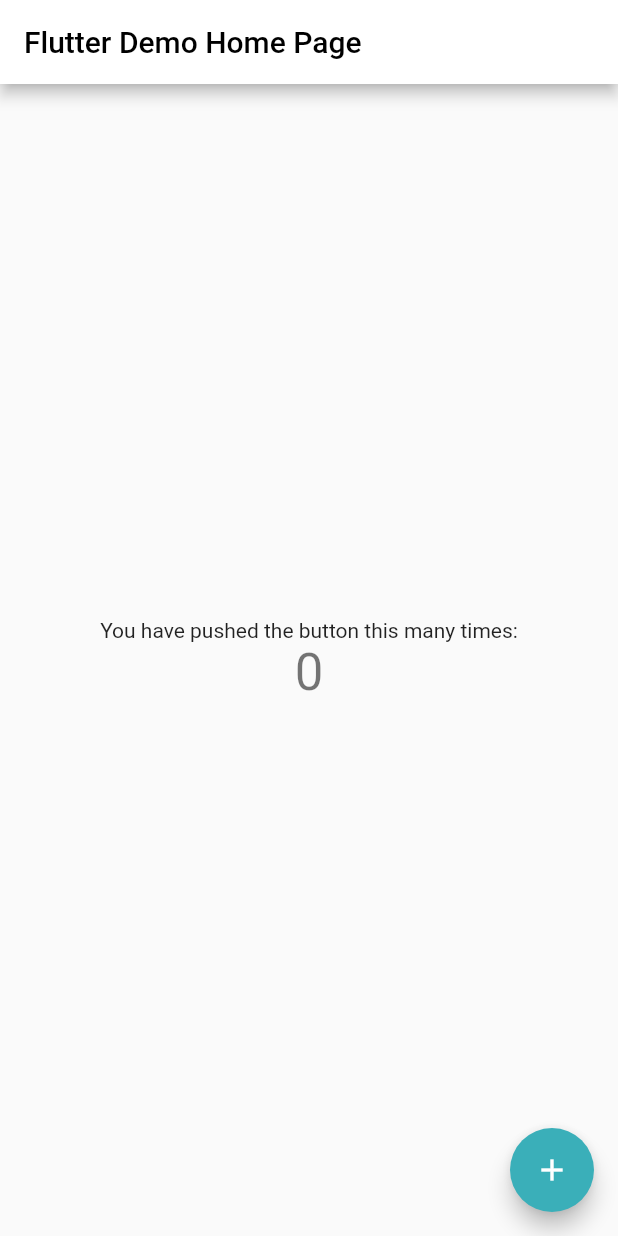
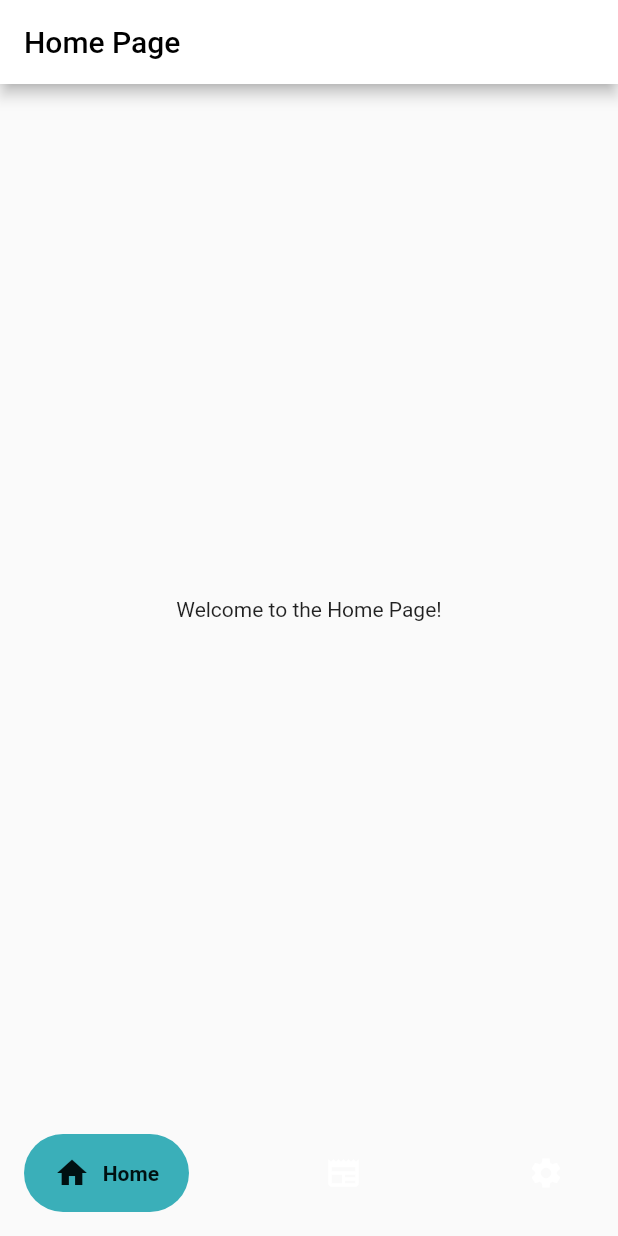
Before and after one commit to devbenjoff/news_app, a Flutter app: the screen it shows after launch, on a phone screen of 412 x 824 dp. Run offline on Flutter 3.47's test engine with Material 2 defaults, Android fonts, the phone set to English and light mode, and no system bars; drawn by our look-alikes of google_nav_bar; our stand-ins replace flutter_riverpod, go_router.

Commit message:
Inital router configuration + bottom navbar setup

```diff
--- /dev/null
+++ b/lib/common/presentation/widgets/scaffold_with_nav_bar.dart
@@ -0,0 +1,45 @@
+import 'package:flutter/material.dart';
+import 'package:go_router/go_router.dart';
+import 'package:google_nav_bar/google_nav_bar.dart';
+import 'package:news_app/theme/app_colors.dart';
+
+class ScaffoldWithNavBar extends StatelessWidget {
+  const ScaffoldWithNavBar({
+    required this.navigationShell,
+    Key? key,
+  }) : super(key: key ?? const ValueKey<String>('ScaffoldWithNavBar'));
+
+  final StatefulNavigationShell navigationShell;
+
+  @override
+  Widget build(BuildContext context) {
+    return Scaffold(
+      body: navigationShell,
+      bottomNavigationBar: Padding(
+        padding: const EdgeInsets.only(bottom: 16.0, left: 16.0, right: 16.0),
+        child: GNav(
+          selectedIndex: navigationShell.currentIndex,
+          onTabChange: (value) => _onTap(context, value),
+          padding: const EdgeInsets.symmetric(horizontal: 20, vertical: 14),
+          duration: const Duration(milliseconds: 800),
+          gap: 8.5,
+          activeColor: AppColors.primaryColor,
+          color: AppColors.white,
+          tabBackgroundColor: AppColors.tertiary,
+          tabs: const [
+            GButton(icon: Icons.home, text: 'Home'),
+            GButton(icon: Icons.newspaper, text: 'Saved News'),
+            GButton(icon: Icons.settings, text: 'Settings'),
+          ],
+        ),
+      ),
+    );
+  }
+
+  void _onTap(BuildContext context, int index) {
+    navigationShell.goBranch(
+      index,
+      initialLocation: index == navigationShell.currentIndex,
+    );
+  }
+}
--- /dev/null
+++ b/lib/common/router/router.dart
@@ -0,0 +1,86 @@
+import 'package:flutter/material.dart';
+import 'package:go_router/go_router.dart';
+import 'package:flutter_riverpod/flutter_riverpod.dart';
+import 'package:news_app/common/presentation/widgets/scaffold_with_nav_bar.dart';
+import 'package:news_app/common/router/routes.dart';
+import 'package:news_app/features/home/home_page.dart';
+import 'package:news_app/features/saved_news/saved_news_page.dart';
+import 'package:news_app/features/settings/settings_page.dart';
+
+final GlobalKey<NavigatorState> _rootNavigatorKey =
+    GlobalKey<NavigatorState>(debugLabel: 'root');
+
+final routerProvider = Provider(
+  (ref) => GoRouter(
+    navigatorKey: _rootNavigatorKey,
+    initialLocation: AppRoutes.home,
+    routes: [
+      StatefulShellRoute.indexedStack(
+        builder: (context, state, navigationShell) =>
+            ScaffoldWithNavBar(navigationShell: navigationShell),
+        branches: [
+          StatefulShellBranch(
+            routes: [
+              GoRoute(
+                path: AppRoutes.home,
+                pageBuilder: (context, state) => CustomTransitionPage(
+                  key: state.pageKey,
+                  child: const HomePage(),
+                  transitionsBuilder:
+                      (context, animation, secondaryAnimation, child) {
+                    return FadeTransition(
+                      opacity: CurveTween(curve: Curves.easeInOutCirc)
+                          .animate(animation),
+                      child: child,
+                    );
+                  },
+                ),
+              ),
+            ],
+          ),
+          StatefulShellBranch(
+            routes: [
+              GoRoute(
+                path: AppRoutes.savedNews,
+                pageBuilder: (context, state) => CustomTransitionPage<void>(
+                  key: state.pageKey,
+                  child: const SavedNewsPage(),
+                  transitionDuration: const Duration(milliseconds: 150),
+                  transitionsBuilder: (BuildContext context,
+                      Animation<double> animation,
+                      Animation<double> secondaryAnimation,
+                      Widget child) {
+                    return FadeTransition(
+                      opacity: CurveTween(curve: Curves.easeInOut)
+                          .animate(animation),
+                      child: child,
+                    );
+                  },
+                ),
+              ),
+            ],
+          ),
+          StatefulShellBranch(
+            routes: [
+              GoRoute(
+                path: AppRoutes.settings,
+                pageBuilder: (context, state) => CustomTransitionPage(
+                  key: state.pageKey,
+                  child: const SettingsPage(),
+                  transitionsBuilder:
+                      (context, animation, secondaryAnimation, child) {
+                    return FadeTransition(
+                      opacity: CurveTween(curve: Curves.easeInOutCirc)
+                          .animate(animation),
+                      child: child,
+                    );
+                  },
+                ),
+              ),
+            ],
+          )
+        ],
+      )
+    ],
+  ),
+);
--- /dev/null
+++ b/lib/common/router/routes.dart
@@ -0,0 +1,5 @@
+class AppRoutes {
+  static const String home = '/';
+  static const String savedNews = '/saved-news';
+  static const String settings = '/settings';
+}
--- /dev/null
+++ b/lib/features/home/home_page.dart
@@ -0,0 +1,17 @@
+import 'package:flutter/material.dart';
+
+class HomePage extends StatelessWidget {
+  const HomePage({super.key});
+
+  @override
+  Widget build(BuildContext context) {
+    return Scaffold(
+      appBar: AppBar(
+        title: const Text('Home Page'),
+      ),
+      body: const Center(
+        child: Text('Welcome to the Home Page!'),
+      ),
+    );
+  }
+}
--- a/lib/main.dart
+++ b/lib/main.dart
@@ -1,109 +1,32 @@
 import 'package:flutter/material.dart';
+import 'package:flutter_riverpod/flutter_riverpod.dart';
+import 'package:news_app/common/router/router.dart';
+import 'package:news_app/observers.dart';
 import 'package:news_app/theme/app_theme.dart';
 
 void main() {
-  runApp(const MyApp());
+  runApp(
+    ProviderScope(
+      observers: [
+        Observers(),
+      ],
+      child: const MyApp(),
+    ),
+  );
 }
 
-class MyApp extends StatelessWidget {
+class MyApp extends ConsumerWidget {
   const MyApp({super.key});
 
   @override
-  Widget build(BuildContext context) {
-    return MaterialApp(
-      title: 'Flutter Demo',
+  Widget build(BuildContext context, WidgetRef ref) {
+    return MaterialApp.router(
+      routerConfig: ref.read(routerProvider),
+      title: 'News App',
       darkTheme: newsAppDarkTheme,
       theme: newsAppLightTheme,
       themeMode: ThemeMode.system,
-      home: const MyHomePage(title: 'Flutter Demo Home Page'),
+      builder: (context, child) => child!,
     );
   }
 }
-
-class MyHomePage extends StatefulWidget {
-  const MyHomePage({super.key, required this.title});
-
-  // This widget is the home page of your application. It is stateful, meaning
-  // that it has a State object (defined below) that contains fields that affect
-  // how it looks.
-
-  // This class is the configuration for the state. It holds the values (in this
-  // case the title) provided by the parent (in this case the App widget) and
-  // used by the build method of the State. Fields in a Widget subclass are
-  // always marked "final".
-
-  final String title;
-
-  @override
-  State<MyHomePage> createState() => _MyHomePageState();
-}
-
-class _MyHomePageState extends State<MyHomePage> {
-  int _counter = 0;
-
-  void _incrementCounter() {
-    setState(() {
-      // This call to setState tells the Flutter framework that something has
-      // changed in this State, which causes it to rerun the build method below
-      // so that the display can reflect the updated values. If we changed
-      // _counter without calling setState(), then the build method would not be
-      // called again, and so nothing would appear to happen.
-      _counter++;
-    });
-  }
-
-  @override
-  Widget build(BuildContext context) {
-    // This method is rerun every time setState is called, for instance as done
-    // by the _incrementCounter method above.
-    //
-    // The Flutter framework has been optimized to make rerunning build methods
-    // fast, so that you can just rebuild anything that needs updating rather
-    // than having to individually change instances of widgets.
-    return Scaffold(
-      appBar: AppBar(
-        // TRY THIS: Try changing the color here to a specific color (to
-        // Colors.amber, perhaps?) and trigger a hot reload to see the AppBar
-        // change color while the other colors stay the same.
-        backgroundColor: Theme.of(context).colorScheme.inversePrimary,
-        // Here we take the value from the MyHomePage object that was created by
-        // the App.build method, and use it to set our appbar title.
-        title: Text(widget.title),
-      ),
-      body: Center(
-        // Center is a layout widget. It takes a single child and positions it
-        // in the middle of the parent.
-        child: Column(
-          // Column is also a layout widget. It takes a list of children and
-          // arranges them vertically. By default, it sizes itself to fit its
-          // children horizontally, and tries to be as tall as its parent.
-          //
-          // Column has various properties to control how it sizes itself and
-          // how it positions its children. Here we use mainAxisAlignment to
-          // center the children vertically; the main axis here is the vertical
-          // axis because Columns are vertical (the cross axis would be
-          // horizontal).
-          //
-          // TRY THIS: Invoke "debug painting" (choose the "Toggle Debug Paint"
-          // action in the IDE, or press "p" in the console), to see the
-          // wireframe for each widget.
-          mainAxisAlignment: MainAxisAlignment.center,
-          children: <Widget>[
-            const Text(
-              'You have pushed the button this many times:',
-            ),
-            Text(
-              '$_counter',
-              style: Theme.of(context).textTheme.headlineMedium,
-            ),
-          ],
-        ),
-      ),
-      floatingActionButton: FloatingActionButton(
-        onPressed: _incrementCounter,
-        tooltip: 'Increment',
-        child: const Icon(Icons.add),
-      ), // This trailing comma makes auto-formatting nicer for build methods.
-    );
-  }
-}
--- a/lib/theme/app_colors.dart
+++ b/lib/theme/app_colors.dart
@@ -6,4 +6,5 @@ class AppColors {
   static const Color primaryColor = Color(0xff001011);
   static const Color secondary = Color(0xff093a3e);
   static const Color tertiary = Color(0xff3aafb9);
+  static const Color white = Color(0xffffffff);
 }
--- a/pubspec.yaml
+++ b/pubspec.yaml
@@ -35,6 +35,9 @@ dependencies:
   # The following adds the Cupertino Icons font to your application.
   # Use with the CupertinoIcons class for iOS style icons.
   cupertino_icons: ^1.0.2
+  flutter_riverpod: ^2.4.5
+  go_router: ^12.1.0
+  google_nav_bar: ^5.0.6
 
 dev_dependencies:
   flutter_test:
```
Also changed, not shown: lib/features/saved_news/saved_news_page.dart (added, +17 -0 lines), lib/features/settings/settings_page.dart (added, +17 -0 lines), lib/observers.dart (added, +60 -0 lines), pubspec.lock.
